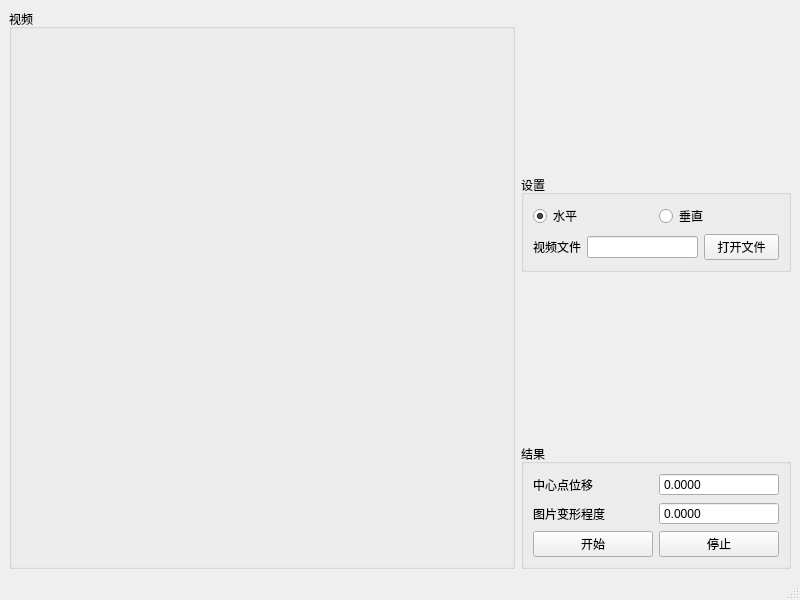
xiaoqinxing/ImageTools, file ui/windows/shake_test_window.ui: the form before one commit.
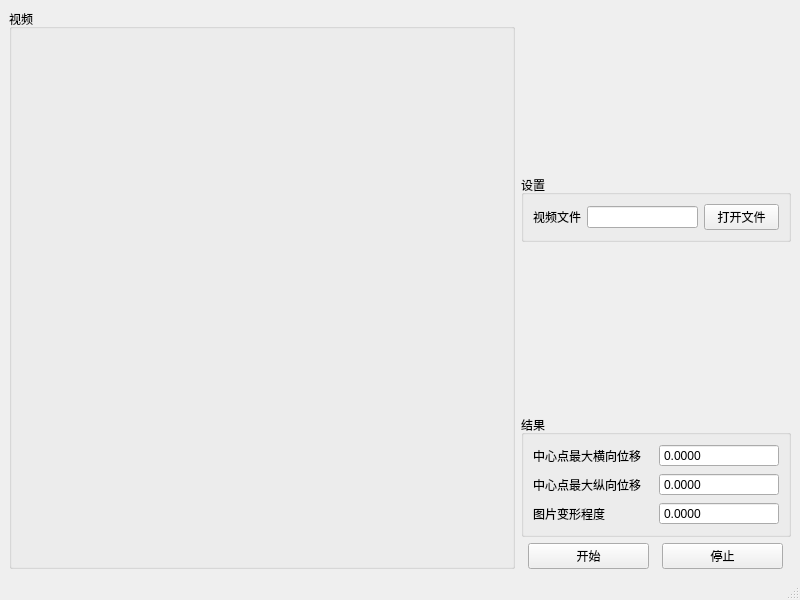
The form after the commit.

Commit message: ADD: 优化过长的函数 ADD: 增加最大横向和纵向位移的判断标准 ADD: 增加图像变形程度的标准

Patch:
```diff
--- a/ui/windows/shake_test_window.ui
+++ b/ui/windows/shake_test_window.ui
@@ -49,33 +49,6 @@
         </property>
         <layout class="QGridLayout" name="gridLayout_3">
          <item row="0" column="0">
-          <layout class="QHBoxLayout" name="horizontalLayout_3">
-           <item>
-            <widget class="QRadioButton" name="radioButton_2">
-             <property name="text">
-              <string>水平</string>
-             </property>
-             <property name="checked">
-              <bool>true</bool>
-             </property>
-             <attribute name="buttonGroup">
-              <string notr="true">direction</string>
-             </attribute>
-            </widget>
-           </item>
-           <item>
-            <widget class="QRadioButton" name="radioButton">
-             <property name="text">
-              <string>垂直</string>
-             </property>
-             <attribute name="buttonGroup">
-              <string notr="true">direction</string>
-             </attribute>
-            </widget>
-           </item>
-          </layout>
-         </item>
-         <item row="1" column="0">
           <layout class="QHBoxLayout" name="horizontalLayout">
            <item>
             <widget class="QLabel" name="label">
@@ -149,71 +122,7 @@
          <string>结果</string>
         </property>
         <layout class="QGridLayout" name="gridLayout_4">
-         <item row="2" column="0">
-          <spacer name="verticalSpacer_3">
-           <property name="orientation">
-            <enum>Qt::Vertical</enum>
-           </property>
-           <property name="sizeHint" stdset="0">
-            <size>
-             <width>20</width>
-             <height>40</height>
-            </size>
-           </property>
-          </spacer>
-         </item>
          <item row="3" column="0">
-          <layout class="QHBoxLayout" name="horizontalLayout_2">
-           <item>
-            <widget class="QPushButton" name="isok">
-             <property name="maximumSize">
-              <size>
-               <width>121</width>
-               <height>16777215</height>
-              </size>
-             </property>
-             <property name="text">
-              <string>开始</string>
-             </property>
-            </widget>
-           </item>
-           <item>
-            <widget class="QPushButton" name="cancel_button">
-             <property name="maximumSize">
-              <size>
-               <width>121</width>
-               <height>16777215</height>
-              </size>
-             </property>
-             <property name="text">
-              <string>停止</string>
-             </property>
-            </widget>
-           </item>
-          </layout>
-         </item>
-         <item row="0" column="0">
-          <layout class="QHBoxLayout" name="horizontalLayout_4">
-           <item>
-            <widget class="QLabel" name="label_2">
-             <property name="text">
-              <string>中心点位移</string>
-             </property>
-            </widget>
-           </item>
-           <item>
-            <widget class="QDoubleSpinBox" name="doubleSpinBox">
-             <property name="buttonSymbols">
-              <enum>QAbstractSpinBox::NoButtons</enum>
-             </property>
-             <property name="decimals">
-              <number>4</number>
-             </property>
-            </widget>
-           </item>
-          </layout>
-         </item>
-         <item row="1" column="0">
           <layout class="QHBoxLayout" name="horizontalLayout_5">
            <item>
             <widget class="QLabel" name="label_3">
@@ -223,7 +132,49 @@
             </widget>
            </item>
            <item>
-            <widget class="QDoubleSpinBox" name="doubleSpinBox_2">
+            <widget class="QDoubleSpinBox" name="warp_ratio">
+             <property name="buttonSymbols">
+              <enum>QAbstractSpinBox::NoButtons</enum>
+             </property>
+             <property name="decimals">
+              <number>4</number>
+             </property>
+            </widget>
+           </item>
+          </layout>
+         </item>
+         <item row="0" column="0">
+          <layout class="QHBoxLayout" name="horizontalLayout_4">
+           <item>
+            <widget class="QLabel" name="label_2">
+             <property name="text">
+              <string>中心点最大横向位移</string>
+             </property>
+            </widget>
+           </item>
+           <item>
+            <widget class="QDoubleSpinBox" name="center_max_x_distance">
+             <property name="buttonSymbols">
+              <enum>QAbstractSpinBox::NoButtons</enum>
+             </property>
+             <property name="decimals">
+              <number>4</number>
+             </property>
+            </widget>
+           </item>
+          </layout>
+         </item>
+         <item row="1" column="0">
+          <layout class="QHBoxLayout" name="horizontalLayout_6">
+           <item>
+            <widget class="QLabel" name="label_4">
+             <property name="text">
+              <string>中心点最大纵向位移</string>
+             </property>
+            </widget>
+           </item>
+           <item>
+            <widget class="QDoubleSpinBox" name="center_max_y_distance">
              <property name="buttonSymbols">
               <enum>QAbstractSpinBox::NoButtons</enum>
              </property>
@@ -237,6 +188,49 @@
         </layout>
        </widget>
       </item>
+      <item>
+       <spacer name="verticalSpacer_3">
+        <property name="orientation">
+         <enum>Qt::Vertical</enum>
+        </property>
+        <property name="sizeHint" stdset="0">
+         <size>
+          <width>20</width>
+          <height>40</height>
+         </size>
+        </property>
+       </spacer>
+      </item>
+      <item>
+       <layout class="QHBoxLayout" name="horizontalLayout_2">
+        <item>
+         <widget class="QPushButton" name="isok">
+          <property name="maximumSize">
+           <size>
+            <width>121</width>
+            <height>16777215</height>
+           </size>
+          </property>
+          <property name="text">
+           <string>开始</string>
+          </property>
+         </widget>
+        </item>
+        <item>
+         <widget class="QPushButton" name="cancel_button">
+          <property name="maximumSize">
+           <size>
+            <width>121</width>
+            <height>16777215</height>
+           </size>
+          </property>
+          <property name="text">
+           <string>停止</string>
+          </property>
+         </widget>
+        </item>
+       </layout>
+      </item>
      </layout>
     </item>
     <item row="0" column="0">
```
Left out of the diff: 2 changed lines with no effect on the pictures. The commit also changes 3 other files.
